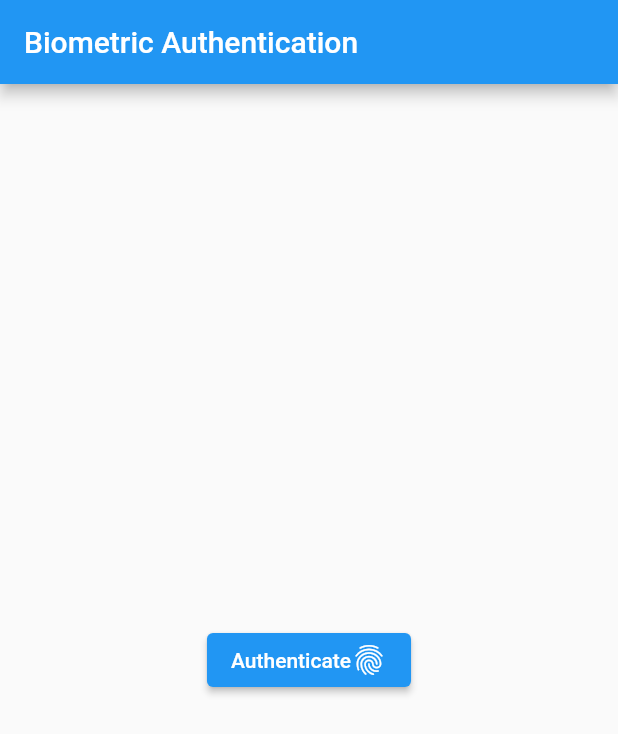
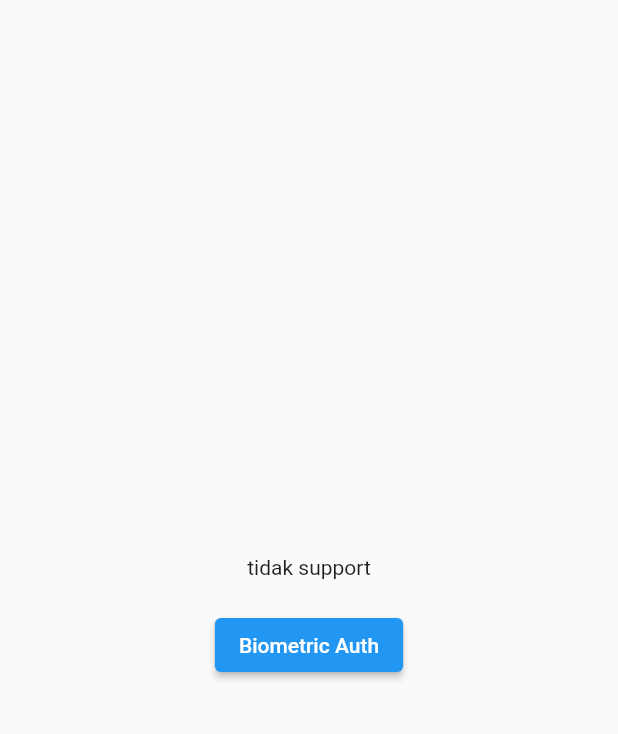
Before and after one commit to rifqieh/biometric_auth, a Flutter app: the screen it shows after launch, on a phone screen of 412 x 824 dp. Shown: the top 734 px of the screen. Run offline on Flutter 3.47's test engine with Material 2 defaults, Android fonts, the light colour scheme and no system bars; our stand-ins replace local_auth.

```diff
--- a/lib/main.dart
+++ b/lib/main.dart
@@ -1,5 +1,3 @@
-import 'dart:async';
-
 import 'package:flutter/material.dart';
 import 'package:local_auth/local_auth.dart';
 
@@ -7,53 +5,80 @@ void main() {
   runApp(MyApp());
 }
 
-class MyApp extends StatefulWidget {
-  @override
-  _MyAppState createState() => _MyAppState();
-}
-
-class _MyAppState extends State<MyApp> {
-  final LocalAuthentication auth = LocalAuthentication();
-  bool isAuthenticated = false;
+class MyApp extends StatelessWidget {
+  const MyApp({Key? key}) : super(key: key);
 
   @override
   Widget build(BuildContext context) {
     return MaterialApp(
       debugShowCheckedModeBanner: false,
-      home: Scaffold(
-        appBar: AppBar(
-          title: const Text('Biometric Authentication'),
-        ),
+      home: HomePage(),
+    );
+  }
+}
+
+class HomePage extends StatefulWidget {
+  const HomePage({Key? key}) : super(key: key);
+
+  @override
+  _HomePageState createState() => _HomePageState();
+}
+
+class _HomePageState extends State<HomePage> {
+  final LocalAuthentication localAuth = LocalAuthentication();
+  bool isAuthenticated = false;
+  String isSupported = 'tidak support';
+
+  @override
+  void initState() {
+    // TODO: implement initState
+    super.initState();
+    checkIsDeviceSupported();
+  }
+
+  checkIsDeviceSupported() async {
+    isSupported =
+        await localAuth.isDeviceSupported() ? 'support' : 'tidak support';
+  }
+
+  @override
+  Widget build(BuildContext context) {
+    return Scaffold(
       body: Center(
         child: Column(
           mainAxisAlignment: MainAxisAlignment.center,
           children: [
-              isAuthenticated ? Text('Pesan rahasia') : SizedBox(),
+            Text(
+              isSupported,
+            ),
+            isAuthenticated
+                ? Text(
+                    'Pesan Rahasia',
+                    style: TextStyle(
+                      fontSize: 20,
+                    ),
+                  )
+                : SizedBox(),
+            SizedBox(
+              height: 20,
+            ),
             ElevatedButton(
-                child: Row(
-                  mainAxisSize: MainAxisSize.min,
-                  children: [
-                    Text('Authenticate'),
-                    Icon(Icons.fingerprint),
-                  ],
-                ),
               onPressed: () async {
-                  try {
-                    final result =
-                        await auth.authenticate(localizedReason: 'Reason');
-                    print(result);
+                final bool result = await localAuth.authenticate(
+                  localizedReason: 'Untuk menampilkan pesan rahasia',
+                );
+
                 setState(() {
                   isAuthenticated = result;
                 });
-                  } catch (e) {
-                    setState(() {
-                      isAuthenticated = false;
-                    });
-                  }
+
+                print(result);
               },
+              child: Text(
+                'Biometric Auth',
+              ),
             ),
           ],
-          ),
         ),
       ),
     );
```
Also changed, not shown: 1 other file. Lines whose indentation alone changed are shown as unchanged.
